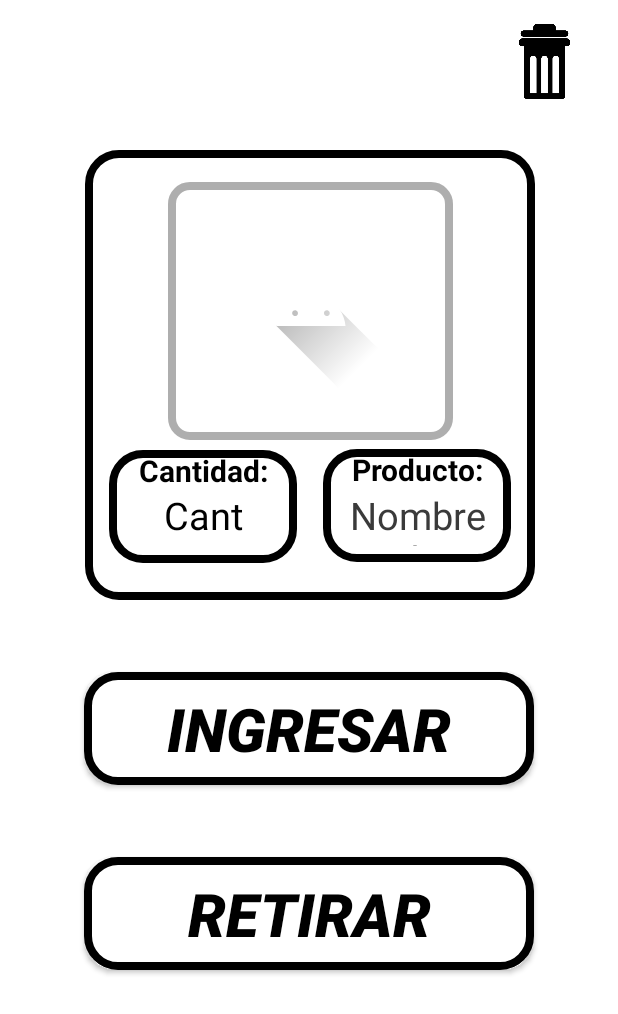
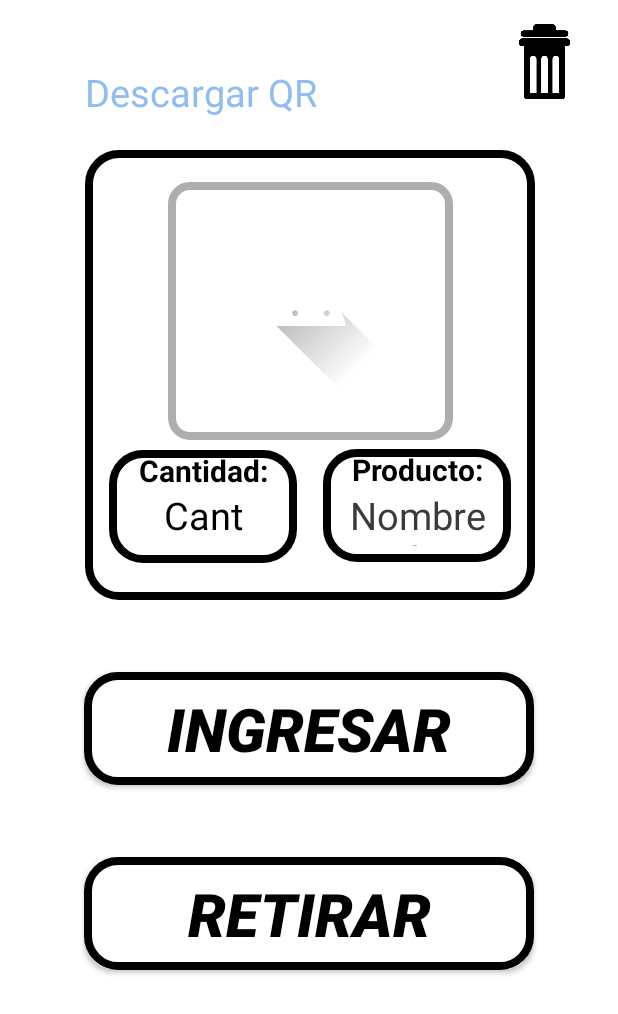
Before and after one commit to ORT-MECATRONICA/2022-PF-StocKode-Sasson-Raubvogel-Lijavetzky-Zuchowicki, an Android app: the fragment FragmentInfromacion placed in its activity, on a phone screen of 412 x 824 dp. Shown: the top 1014 px of the screen. Run offline under Robolectric (Android 15) with nearby library versions, the phone set to English and light mode, and no system bars; our stand-ins replace Firebase (no records; nobody signed in at launch, a user with empty details on screens opened directly); 6 statements that could not run were skipped.

Commit message:
Descarga de QR en proceso

```diff
--- a/StocKode/app/src/main/java/com/example/stockode/Fragments/FragmentInfromacion.kt
+++ b/StocKode/app/src/main/java/com/example/stockode/Fragments/FragmentInfromacion.kt
@@ -1,32 +1,40 @@
 package com.example.stockode.Fragments
 
+import android.Manifest.permission.WRITE_EXTERNAL_STORAGE
 import android.app.AlertDialog
+import android.app.DownloadManager
+import android.content.pm.PackageManager
 import android.graphics.BitmapFactory
 import android.os.Bundle
-import androidx.fragment.app.Fragment
 import android.view.LayoutInflater
 import android.view.View
 import android.view.ViewGroup
 import android.widget.Button
 import android.widget.ImageView
 import android.widget.TextView
+import androidx.core.content.ContextCompat.checkSelfPermission
+import androidx.fragment.app.Fragment
 import androidx.navigation.findNavController
 import com.example.stockode.R
+import com.google.android.material.snackbar.Snackbar
 import com.google.firebase.firestore.ktx.firestore
 import com.google.firebase.ktx.Firebase
 import com.google.firebase.storage.FirebaseStorage
 import java.io.File
+import java.util.jar.Manifest
+
 
 class FragmentInfromacion : Fragment() {
 
-    lateinit var v: View
-    lateinit var btnIrAIngreso: Button
-    lateinit var btnIrARetiro: Button
-    lateinit var txtProducto: TextView
-    lateinit var txtCantidad: TextView
+    private lateinit var v: View
+    private lateinit var btnIrAIngreso: Button
+    private lateinit var btnIrARetiro: Button
+    private lateinit var txtProducto: TextView
+    private lateinit var txtCantidad: TextView
     private lateinit var builder: AlertDialog.Builder
-    lateinit var imagen: ImageView
-    lateinit var Borrar: ImageView
+    private lateinit var imagen: ImageView
+    private lateinit var Borrar: ImageView
+    private lateinit var descargarQR: TextView
 
     private var db = Firebase.firestore
 
@@ -42,11 +50,14 @@ class FragmentInfromacion : Fragment() {
         imagen = v.findViewById(R.id.imagenProducto)
         Borrar = v.findViewById(R.id.btnEliminar)
         builder = AlertDialog.Builder(requireContext())
+        descargarQR = v.findViewById(R.id.descargarQR)
         return v
     }
 
     override fun onStart() {
         super.onStart()
+
+        var manager: DownloadManager
 
         val Nombre = FragmentInfromacionArgs.fromBundle(requireArguments()).title
         txtProducto.text = Nombre
@@ -64,6 +75,15 @@ class FragmentInfromacion : Fragment() {
             imagen.setImageBitmap(bitmap)
 
         }.addOnFailureListener {
+        }
+
+        descargarQR.setOnClickListener {
+            /*var fileName = "QR " + Nombre
+            val storageRef = FirebaseStorage.getInstance().getReference().child("QR/$fileName")
+            val localFile = File.createTempFile("images", "jpg")
+            storageRef.getFile(localFile).addOnSuccessListener {
+                Snackbar.make(v,fileName,Snackbar.LENGTH_SHORT).show()
+            }*/
         }
 
         btnIrAIngreso.setOnClickListener {
--- a/StocKode/app/src/main/res/layout/informacion_fragment.xml
+++ b/StocKode/app/src/main/res/layout/informacion_fragment.xml
@@ -146,4 +146,18 @@
         app:layout_constraintTop_toTopOf="parent"
         tools:ignore="SpeakableTextPresentCheck" />
 
+    <TextView
+        android:id="@+id/descargarQR"
+        android:layout_width="wrap_content"
+        android:layout_height="wrap_content"
+        android:layout_marginTop="44dp"
+        android:gravity="center"
+        android:text="Descargar QR"
+        android:textColor="@color/PrimaryColor"
+        android:textSize="25sp"
+        app:layout_constraintEnd_toEndOf="parent"
+        app:layout_constraintHorizontal_bias="0.217"
+        app:layout_constraintStart_toStartOf="parent"
+        app:layout_constraintTop_toTopOf="parent" />
+
 </androidx.constraintlayout.widget.ConstraintLayout>
```
